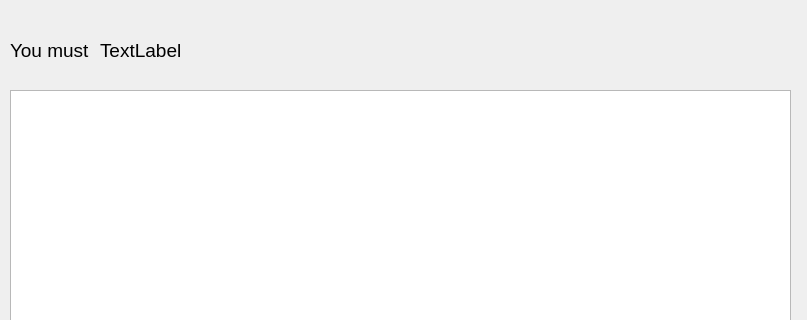
This is rules.ui in MijersOne/CyberDom-Qt as Qt 5 draws it before an edit; both pictures show x 0 to 807 and y 0 to 320 of the 807 by 538 pixel window. The edited form follows.
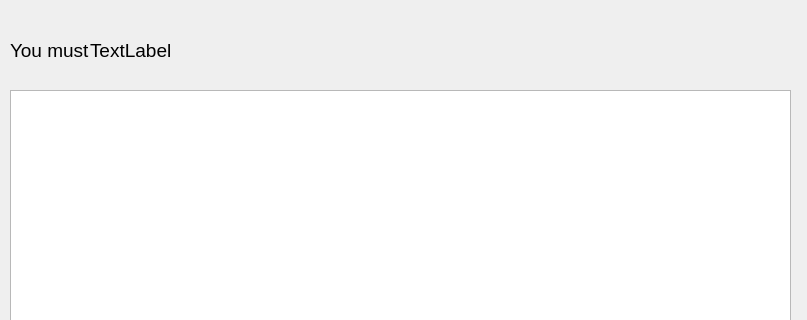
This is the edited form.

Commit message:
Debug and Crashlog Issues
Resolved issues with the debug and crashlogs causing crashes when
attempting to run the application on Windows.

This was caused by the linux specific crashlogs and backtrace logs
attempting to run on Windows.

Added If statements to skip this when running on Windows.

The edit to the form file:
```diff
--- a/rules.ui
+++ b/rules.ui
@@ -34,7 +34,7 @@
     <rect>
      <x>10</x>
      <y>40</y>
-     <width>91</width>
+     <width>81</width>
      <height>21</height>
     </rect>
    </property>
@@ -50,7 +50,7 @@
   <widget class="QLabel" name="lbl_Permission">
    <property name="geometry">
     <rect>
-     <x>100</x>
+     <x>90</x>
      <y>40</y>
      <width>491</width>
      <height>21</height>
```
The commit also changes 1 other file.
